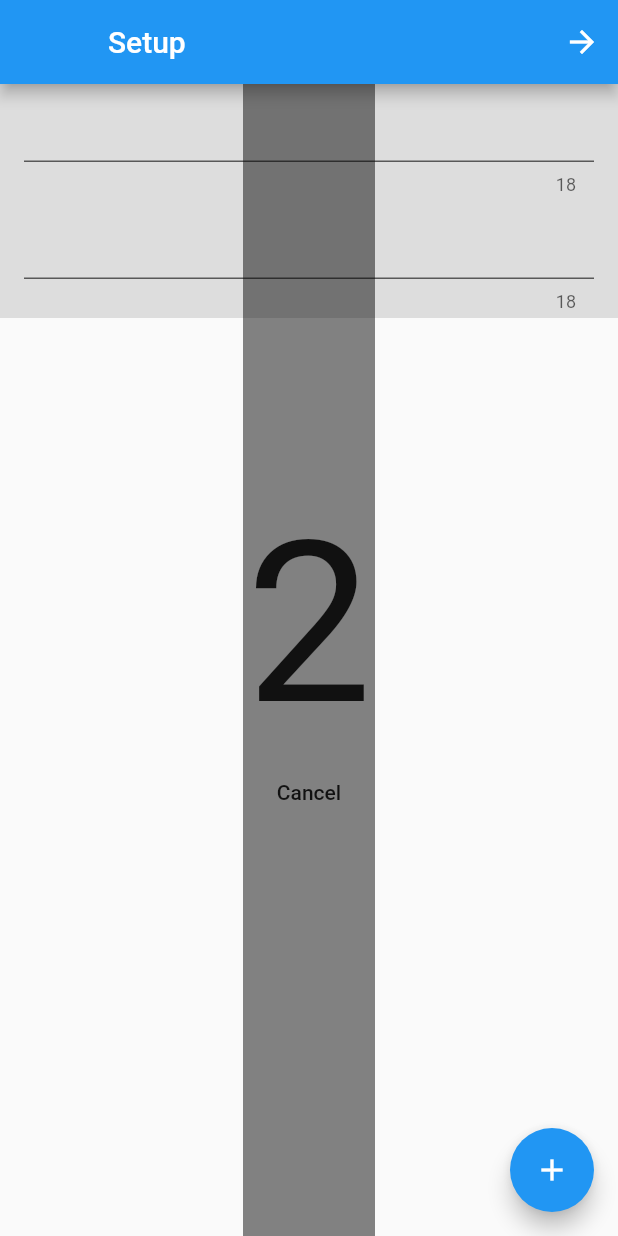
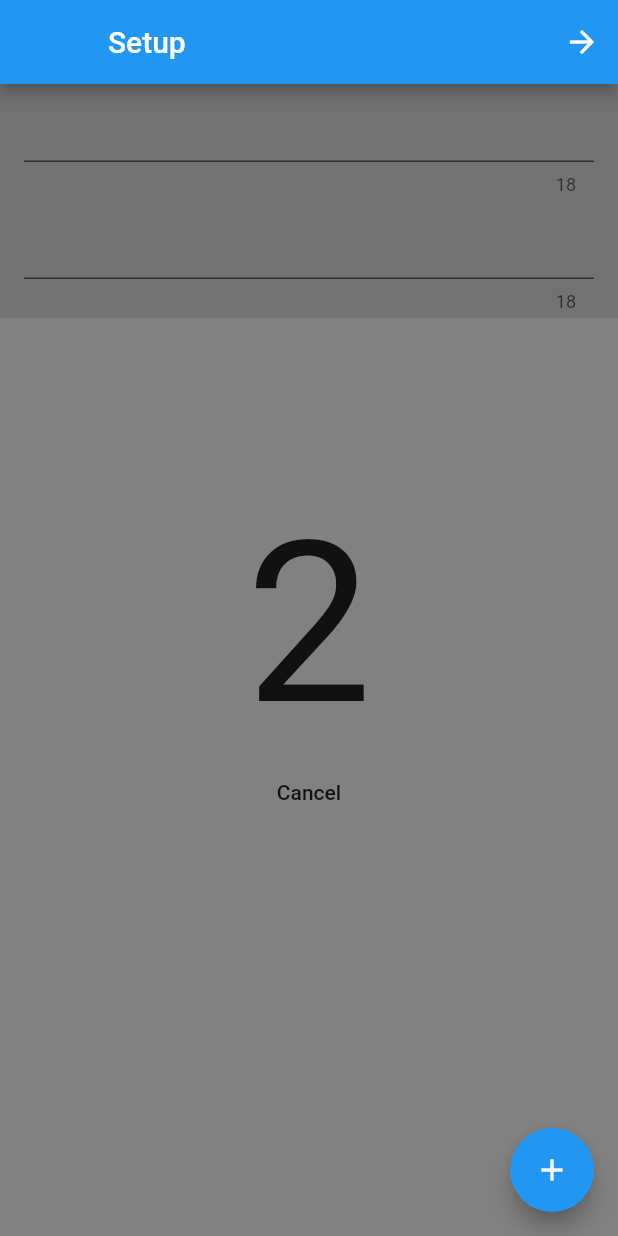
Before and after one commit to Bracciata/Friend-Trivia, a Flutter app: the CharacterScreenStatefulWidget screen opened by its route, after a tap on the "arrow forward" icon, on a phone screen of 412 x 824 dp. Run offline on Flutter 3.47's test engine with Material 2 defaults, Android fonts, the phone set to English and light mode, and no system bars.

Commit message:
Background to countdown now covers screen
Background for countdown now covering screen. Now only need to implement cancel countdown and do action when countdown complete. Also should implement check that all players are allowed once go is clicked.

```diff
--- a/party_matt_one/lib/screens/addCharacterScreenFromScratch.dart
+++ b/party_matt_one/lib/screens/addCharacterScreenFromScratch.dart
@@ -130,13 +130,14 @@ class CharacterScreen extends State<CharacterScreenStatefulWidget>
                                         decoration: new InputDecoration(
                                             filled: true,
                                             fillColor: Colors.white,
-                                          counterText: (18 - textLength[index])
+                                            counterText: (18 -
+                                                    textLength[index])
                                                 .toString(),
                                             //TODO decide between allowing the user to go as long as they want and just tell them they are wrong or using max length.
-                                          counterStyle: (18 -
-                                                      textLength[index] <
-                                                  0)
-                                              ? new TextStyle(color: Colors.red)
+                                            counterStyle:
+                                                (18 - textLength[index] < 0)
+                                                    ? new TextStyle(
+                                                        color: Colors.red)
                                                     : null)))));
                       } else {
                         return Container(
@@ -162,14 +163,23 @@ class CharacterScreen extends State<CharacterScreenStatefulWidget>
                     }),
               ),
             ]),
-          visible?new Center(
-              child: new Stack( children:[new Positioned.fill(child:new Container(decoration: new BoxDecoration(color: Color.fromARGB(123, 0, 0, 0)))),
+            visible
+                ? new Stack(
+                    fit: StackFit.expand,
+                    alignment: AlignmentDirectional.center,
+                    children: [
+                        new Positioned.fill(
+                            child: new Container(
+                                width: MediaQuery.of(context).size.width,
+                                decoration: new BoxDecoration(
+                                    color: Color.fromARGB(123, 0, 0, 0)))),
                         new Column(
                             mainAxisAlignment: MainAxisAlignment.center,
                             crossAxisAlignment: CrossAxisAlignment.center,
                             children: [
                               new Countdown(
-                    animation: new StepTween(begin: startValue, end: 0)
+                                animation:
+                                    new StepTween(begin: startValue, end: 0)
                                         .animate(aniController),
                               ),
                               new FlatButton(
@@ -179,7 +189,9 @@ class CharacterScreen extends State<CharacterScreenStatefulWidget>
                                 },
                               )
                             ]),
-            ])):new Container()]),
+                      ])
+                : new Container()
+          ]),
         ),
         floatingActionButton: new FloatingActionButton(
             onPressed: _addNewPlayer,
```
Lines whose indentation alone changed are shown as unchanged.
